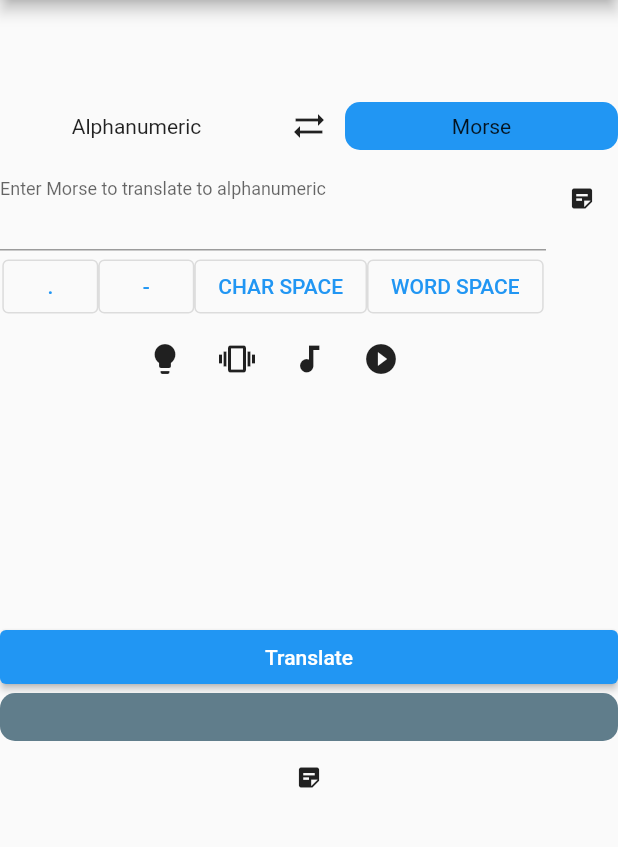
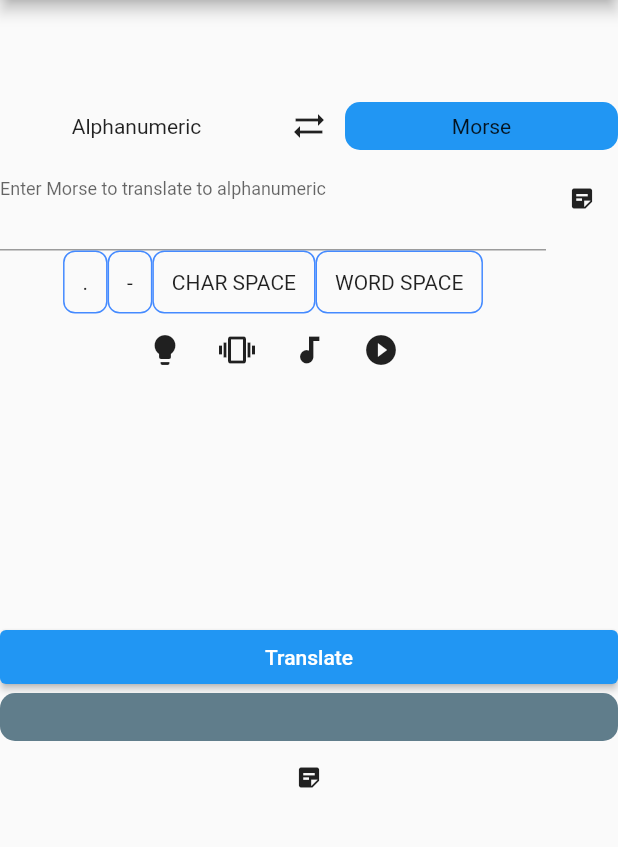
Before and after one commit to HubbleCommand/morse_code_translator, a Flutter app: the screen it shows after launch, after a tap on the "sync alt" icon, after a tap on "CHAR SPACE", on a phone screen of 412 x 824 dp, the part 84-931 px from its top. Run offline on Flutter 3.47's test engine with Material 2 defaults, Android fonts, the phone set to English and light mode, and no system bars; drawn by our look-alikes of google_mobile_ads; our stand-ins replace keyboard_actions, shared_preferences, vibration; missing offline and left inert: flashlight, soundpool, wave_generator; network calls fail.

Commit message:
Morse input layout + text input length bug fix

```diff
--- a/lib/widgets/morse_input.dart
+++ b/lib/widgets/morse_input.dart
@@ -8,6 +8,7 @@ class MorseInputWidget extends StatefulWidget {
   final bool includeCustomInput;
   final int elementDuration;
   final TextEditingController morseEditingController;
+  final FilteringTextInputFormatter _morseCodeCodeFilter = FilteringTextInputFormatter.allow(RegExp("[. -]"));
 
   MorseInputWidget({Key key, @required this.getValueCallback, @required this.includeCustomInput, @required this.elementDuration, @required this.morseEditingController}) : super(key: key);
 
@@ -16,9 +17,7 @@ class MorseInputWidget extends StatefulWidget {
 }
 
 class _MorseInputWidgetState extends State<MorseInputWidget> {
-  final FilteringTextInputFormatter morseCodeCodeFilter = FilteringTextInputFormatter.allow(RegExp("[. -]"));
-
-  String insertSymbolAtLocation(int index, String text, String symbol){
+  String _insertSymbolAtLocation(int index, String text, String symbol){
     if(index <= 0){
       return symbol += text;
     } else if (index >= text.length){
@@ -30,11 +29,25 @@ class _MorseInputWidgetState extends State<MorseInputWidget> {
     }
   }
 
-  void doInsertSymbol(String symbol){
+  void _doInsertSymbol(String symbol){
     int currentCursorPosition = widget.morseEditingController.selection.start;
-    widget.morseEditingController.text = insertSymbolAtLocation(widget.morseEditingController.selection.start, widget.morseEditingController.text, symbol);
+    widget.morseEditingController.text = _insertSymbolAtLocation(widget.morseEditingController.selection.start, widget.morseEditingController.text, symbol);
     widget.morseEditingController.selection = TextSelection.fromPosition(
-      TextPosition(offset: currentCursorPosition + 1),
+      TextPosition(offset: currentCursorPosition + symbol.length),
+    );
+  }
+
+  Widget _buildButton({@required String symbol, @required String value}){
+    return GestureDetector(
+      child: Container(
+        padding: EdgeInsets.all(12.0),
+        decoration: BoxDecoration(
+          border: Border.all(color: Colors.blueAccent),
+          borderRadius: BorderRadius.circular(8.0),
+        ),
+        child: Text(symbol),
+      ),
+      onTap: (){_doInsertSymbol(value);},
     );
   }
 
@@ -47,7 +60,7 @@ class _MorseInputWidgetState extends State<MorseInputWidget> {
           decoration: InputDecoration(
             labelText: 'Enter Morse to translate to alphanumeric',
           ),
-          inputFormatters: [morseCodeCodeFilter],
+          inputFormatters: [widget._morseCodeCodeFilter],
           toolbarOptions: ToolbarOptions(
               copy: true
           ),
@@ -62,22 +75,10 @@ class _MorseInputWidgetState extends State<MorseInputWidget> {
         widget.includeCustomInput ?
         Wrap(
           children: [
-            OutlinedButton(
-              child: Text('.'),
-              onPressed: (){doInsertSymbol('.');},
-            ),
-            OutlinedButton(
-              child: Text('-'),
-              onPressed: (){doInsertSymbol('-');},
-            ),
-            OutlinedButton(
-              child: Text("CHAR SPACE"),
-              onPressed: (){doInsertSymbol('   ');},
-            ),
-            OutlinedButton(
-              child: Text('WORD SPACE'),
-              onPressed: (){doInsertSymbol('       ');},
-            ),
+            _buildButton(symbol: '.', value: '.'),
+            _buildButton(symbol: '-', value: '-'),
+            _buildButton(symbol:'CHAR SPACE', value: '   '),
+            _buildButton(symbol:'WORD SPACE', value: '       '),
           ],
         ) : Container(),
         AudioVisualPlayerWidget(
```
